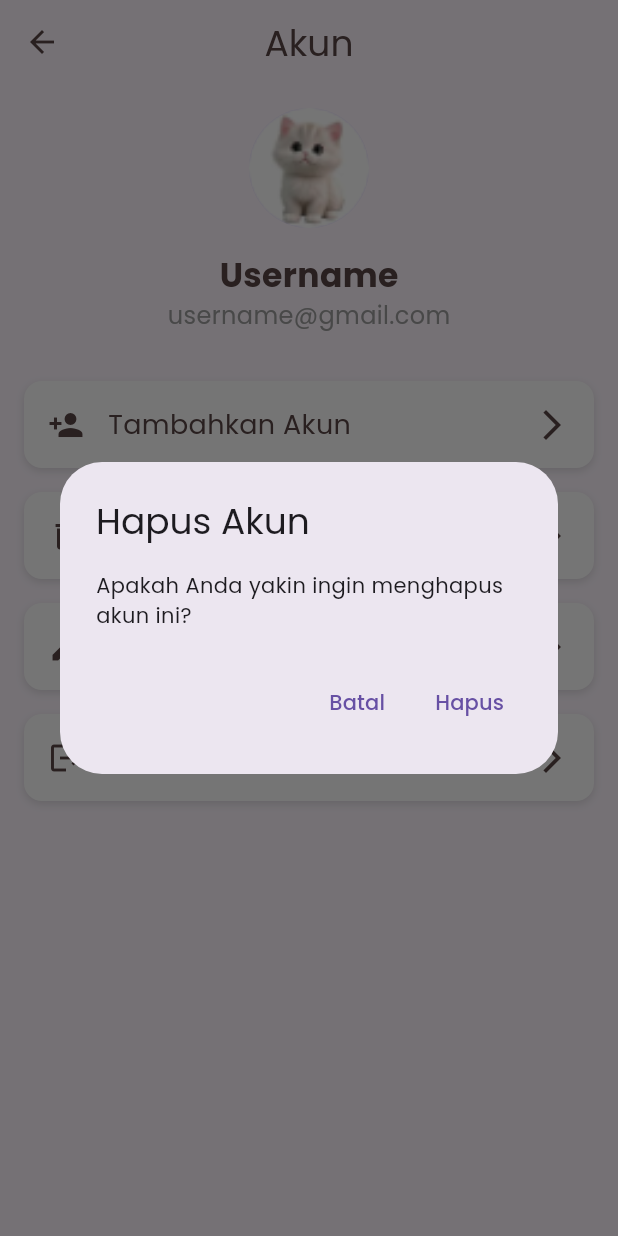
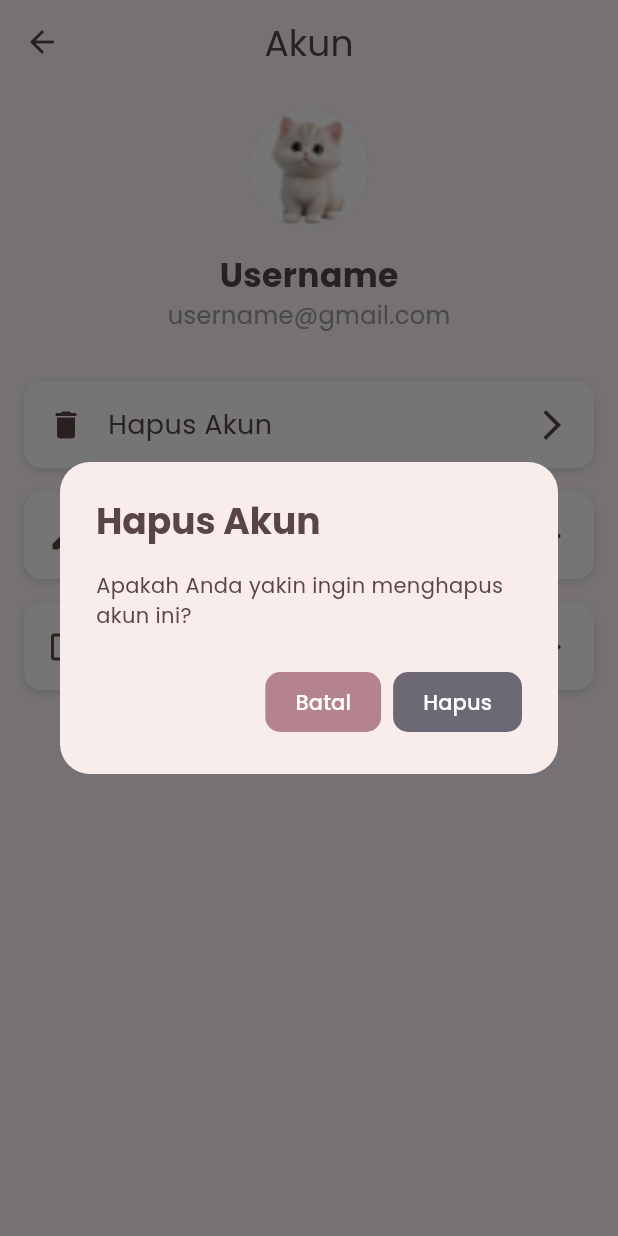
Before and after one commit to FaisalRidho12/apps_mobile, a Flutter app: the SettingsScreen screen opened directly, after a tap on "Hapus Akun", on a phone screen of 412 x 824 dp. Run offline on Flutter 3.47's test engine with Material 3 defaults, Android fonts, the phone set to English and light mode, and no system bars; our stand-ins replace audioplayers, cloud_firestore, firebase_auth, firebase_core, flutter_local_notifications, google_fonts and 1 more; missing offline and left inert: android_alarm_manager_plus, mqtt_client, workmanager; accounts and stored records are empty; generated files the repository leaves out were written again.

Commit message:
Update profile.dart

```diff
--- a/lib/pages/profile.dart
+++ b/lib/pages/profile.dart
@@ -196,7 +196,7 @@ class SettingsScreen extends StatelessWidget {
               style: GoogleFonts.poppins(fontSize: 16, color: Colors.grey),
             ),
             const SizedBox(height: 32),
-            _buildAccountMenuItem(Icons.person_add, 'Tambahkan Akun', () {}),
+            // _buildAccountMenuItem(Icons.person_add, 'Tambahkan Akun', () {}),
             _buildAccountMenuItem(Icons.delete, 'Hapus Akun', () {
               _showDeleteAccountDialog(context);
             }),
@@ -251,16 +251,33 @@ class SettingsScreen extends StatelessWidget {
     context: context,
     builder: (BuildContext context) {
       return AlertDialog(
+        backgroundColor: const Color(0xFFF8EDEB), // Sesuaikan dengan tema luar
+        shape: RoundedRectangleBorder(
+          borderRadius: BorderRadius.circular(20), // Membuat sudut dialog melengkung
+        ),
         title: Text(
           'Hapus Akun',
-            style: GoogleFonts.poppins(),
+          style: GoogleFonts.poppins(
+            color: const Color(0xFF594545), // Warna sesuai dengan tema
+            fontWeight: FontWeight.bold,
+          ),
         ),
         content: Text(
           'Apakah Anda yakin ingin menghapus akun ini?',
-            style: GoogleFonts.poppins(),
+          style: GoogleFonts.poppins(
+            color: const Color(0xFF594545), // Warna sesuai dengan tema
+          ),
         ),
         actions: [
           TextButton(
+            style: TextButton.styleFrom(
+              foregroundColor: Colors.white,
+              backgroundColor: const Color(0xFFB5838D), // Warna tombol "Batal"
+              padding: const EdgeInsets.symmetric(horizontal: 20, vertical: 8),
+              shape: RoundedRectangleBorder(
+                borderRadius: BorderRadius.circular(10),
+              ),
+            ),
             onPressed: () => Navigator.of(context).pop(),
             child: Text(
               'Batal',
@@ -268,6 +285,14 @@ class SettingsScreen extends StatelessWidget {
             ),
           ),
           TextButton(
+            style: TextButton.styleFrom(
+              foregroundColor: Colors.white,
+              backgroundColor: const Color(0xFF6D6875), // Warna tombol "Hapus"
+              padding: const EdgeInsets.symmetric(horizontal: 20, vertical: 8),
+              shape: RoundedRectangleBorder(
+                borderRadius: BorderRadius.circular(10),
+              ),
+            ),
             onPressed: () async {
               Navigator.of(context).pop();
               final user = FirebaseAuth.instance.currentUser;
@@ -294,6 +319,7 @@ class SettingsScreen extends StatelessWidget {
     },
   );
 }
+
   void _showLogoutConfirmationDialog(BuildContext context) {
     showDialog(
       context: context,
```
Lines whose indentation alone changed are shown as unchanged.
